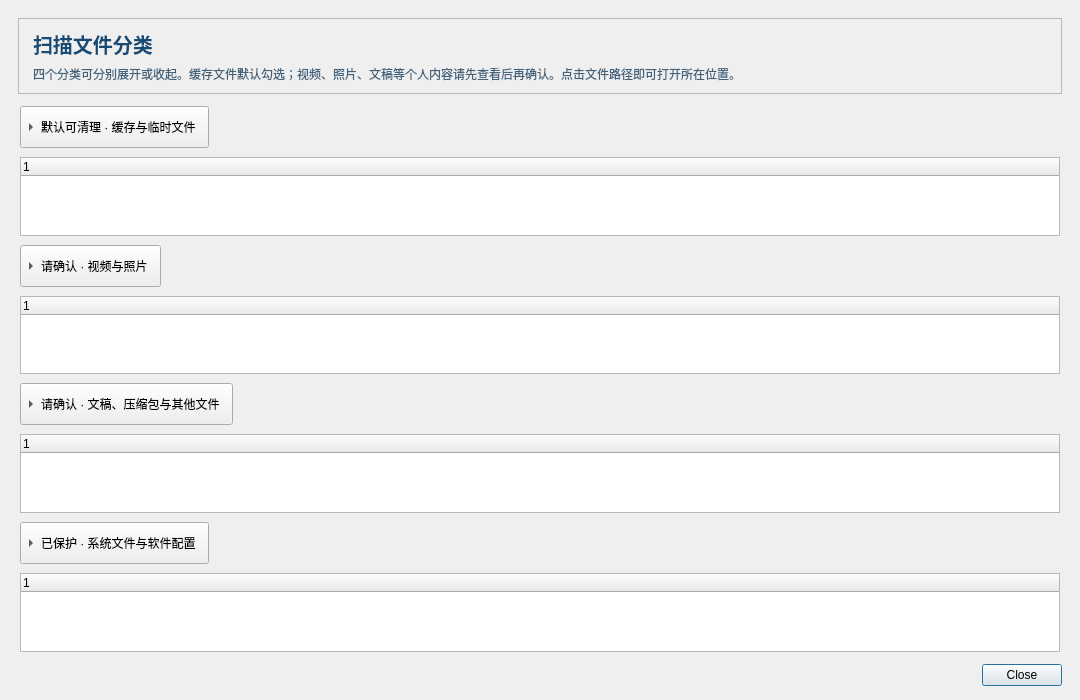
The window that src/categoryreviewdialog.ui (LuoMengxuan/Cleaner_for_windows) describes before a commit, drawn with Qt 5.
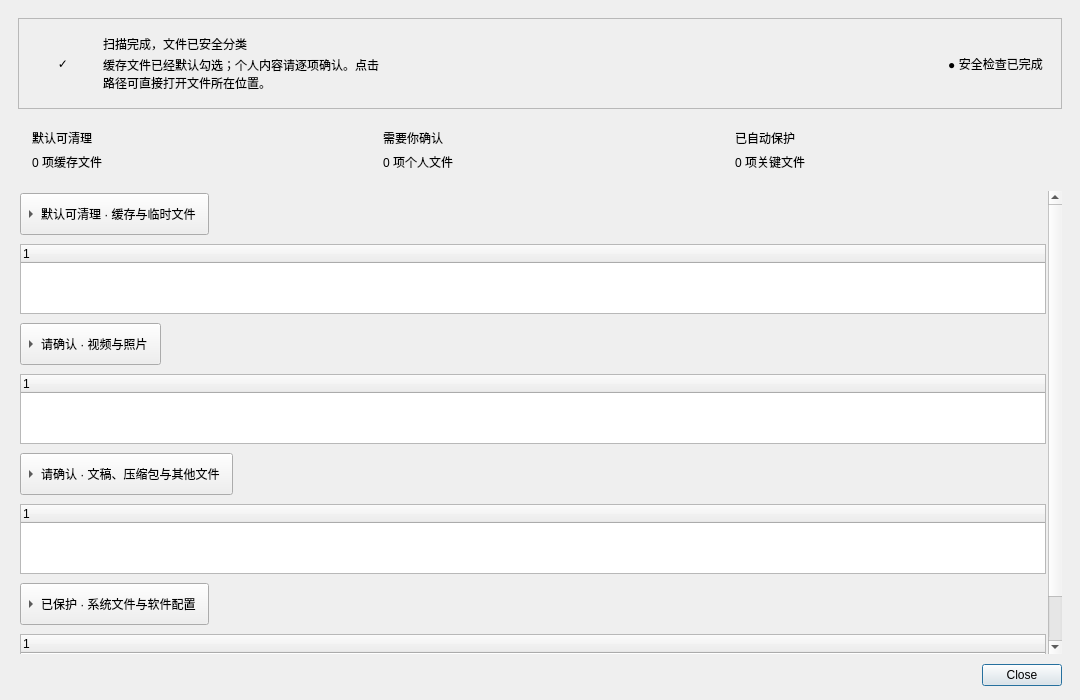
The same window after the commit.

Commit message:
style: polish category dialog as a security center
- Redesign the scan-category form with a security-status hero, summary metrics, and clear color-coded sections.\n- Improve expandable category buttons, result tables, scrollbars, and confirmation action styling.

Diff of the .ui file:
```diff
--- a/src/categoryreviewdialog.ui
+++ b/src/categoryreviewdialog.ui
@@ -10,13 +10,29 @@
    <item>
     <widget class="QFrame" name="introFrame">
      <property name="frameShape"><enum>QFrame::StyledPanel</enum></property>
-     <layout class="QVBoxLayout" name="introLayout">
-      <property name="leftMargin"><number>14</number></property><property name="topMargin"><number>10</number></property><property name="rightMargin"><number>14</number></property><property name="bottomMargin"><number>10</number></property>
-      <item><widget class="QLabel" name="titleLabel"><property name="text"><string>扫描文件分类</string></property><property name="styleSheet"><string notr="true">font-size: 20px; font-weight: 700; color: #164b76;</string></property></widget></item>
-      <item><widget class="QLabel" name="introLabel"><property name="text"><string>四个分类可分别展开或收起。缓存文件默认勾选；视频、照片、文稿等个人内容请先查看后再确认。点击文件路径即可打开所在位置。</string></property><property name="wordWrap"><bool>true</bool></property><property name="styleSheet"><string notr="true">color: #41627a;</string></property></widget></item>
+     <layout class="QHBoxLayout" name="heroLayout">
+      <property name="leftMargin"><number>18</number></property><property name="topMargin"><number>16</number></property><property name="rightMargin"><number>18</number></property><property name="bottomMargin"><number>16</number></property><property name="spacing"><number>14</number></property>
+      <item><widget class="QLabel" name="shieldLabel"><property name="minimumSize"><size><width>52</width><height>52</height></size></property><property name="maximumSize"><size><width>52</width><height>52</height></size></property><property name="text"><string>✓</string></property><property name="alignment"><set>Qt::AlignCenter</set></property></widget></item>
+      <item>
+       <layout class="QVBoxLayout" name="heroTextLayout">
+        <property name="spacing"><number>3</number></property>
+        <item><widget class="QLabel" name="titleLabel"><property name="text"><string>扫描完成，文件已安全分类</string></property></widget></item>
+        <item><widget class="QLabel" name="introLabel"><property name="text"><string>缓存文件已经默认勾选；个人内容请逐项确认。点击路径可直接打开文件所在位置。</string></property><property name="wordWrap"><bool>true</bool></property></widget></item>
+       </layout>
+      </item>
+      <item><spacer name="heroSpacer"><property name="orientation"><enum>Qt::Horizontal</enum></property><property name="sizeHint" stdset="0"><size><width>30</width><height>20</height></size></property></spacer></item>
+      <item><widget class="QLabel" name="statusBadge"><property name="text"><string>● 安全检查已完成</string></property><property name="alignment"><set>Qt::AlignCenter</set></property></widget></item>
      </layout>
     </widget>
    </item>
+   <item>
+    <layout class="QHBoxLayout" name="summaryLayout">
+     <property name="spacing"><number>10</number></property>
+     <item><widget class="QFrame" name="cacheSummaryCard"><layout class="QVBoxLayout" name="cacheSummaryLayout"><property name="leftMargin"><number>14</number></property><property name="topMargin"><number>10</number></property><property name="rightMargin"><number>14</number></property><property name="bottomMargin"><number>10</number></property><item><widget class="QLabel" name="cacheSummaryTitle"><property name="text"><string>默认可清理</string></property></widget></item><item><widget class="QLabel" name="cacheCountLabel"><property name="text"><string>0 项缓存文件</string></property></widget></item></layout></widget></item>
+     <item><widget class="QFrame" name="reviewSummaryCard"><layout class="QVBoxLayout" name="reviewSummaryLayout"><property name="leftMargin"><number>14</number></property><property name="topMargin"><number>10</number></property><property name="rightMargin"><number>14</number></property><property name="bottomMargin"><number>10</number></property><item><widget class="QLabel" name="reviewSummaryTitle"><property name="text"><string>需要你确认</string></property></widget></item><item><widget class="QLabel" name="reviewCountLabel"><property name="text"><string>0 项个人文件</string></property></widget></item></layout></widget></item>
+     <item><widget class="QFrame" name="protectedSummaryCard"><layout class="QVBoxLayout" name="protectedSummaryLayout"><property name="leftMargin"><number>14</number></property><property name="topMargin"><number>10</number></property><property name="rightMargin"><number>14</number></property><property name="bottomMargin"><number>10</number></property><item><widget class="QLabel" name="protectedSummaryTitle"><property name="text"><string>已自动保护</string></property></widget></item><item><widget class="QLabel" name="protectedCountLabel"><property name="text"><string>0 项关键文件</string></property></widget></item></layout></widget></item>
+    </layout>
+   </item>
    <item>
     <widget class="QScrollArea" name="categoryScrollArea">
      <property name="widgetResizable"><bool>true</bool></property>
```
Left out of the diff: 2 changed lines with no effect on the pictures. The commit also changes 3 other files.
